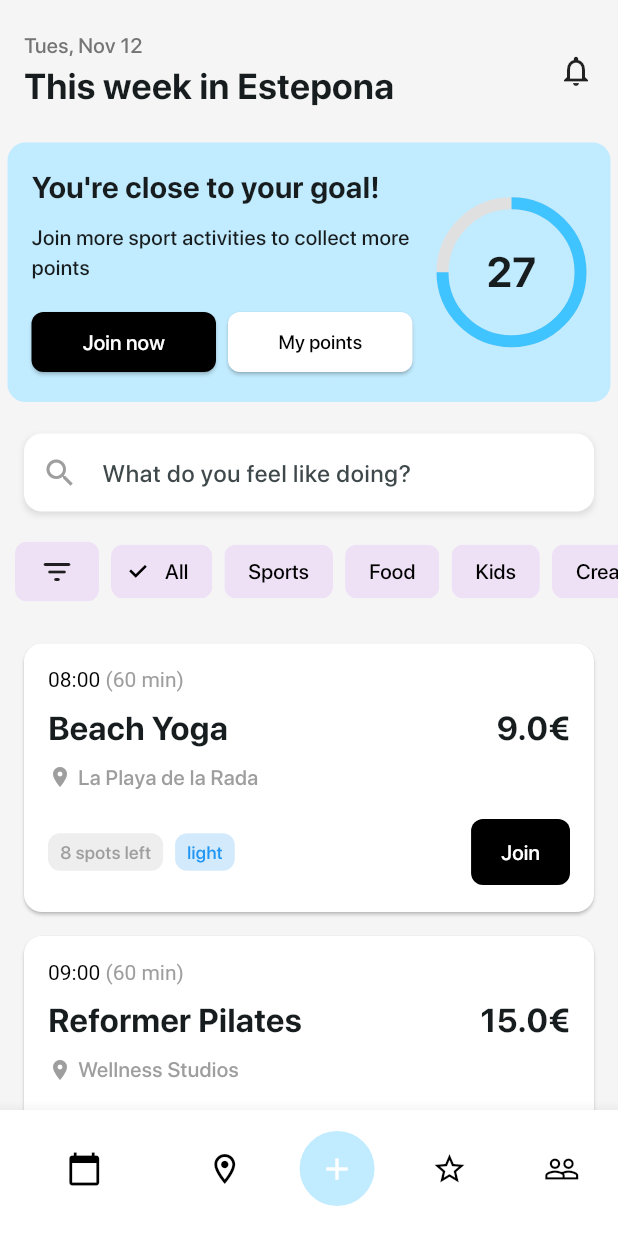
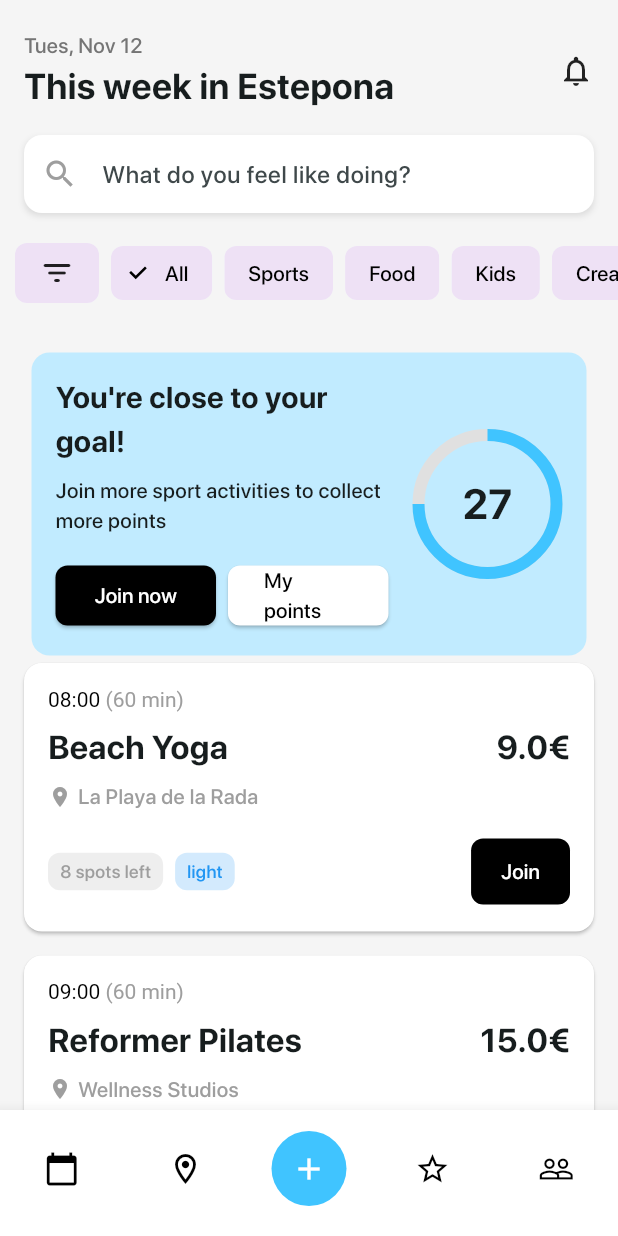
Before and after one commit to David-Antonio-T/Townsquare-Flutter-App, a Flutter app: the screen it shows after launch, on a phone screen of 412 x 824 dp. Run offline on Flutter 3.47's test engine with Material 3 defaults, Android fonts, the phone set to English and light mode, and no system bars; drawn by our look-alikes of percent_indicator; project files that could hold a hidden picture were left out.

Commit message:
fix responsive view progress card

```diff
--- a/lib/presentation/screens/home_screen.dart
+++ b/lib/presentation/screens/home_screen.dart
@@ -29,7 +29,8 @@ class HomeScreen extends StatelessWidget {
           isDesktop
               ? null
               : BottomNavigationBar(
-                backgroundColor: Colors.black,
+                type: BottomNavigationBarType.fixed,
+                backgroundColor: Colors.white,
                 showSelectedLabels: false,
                 showUnselectedLabels: false,
                 items: [
@@ -48,7 +49,7 @@ class HomeScreen extends StatelessWidget {
                       width: 50,
                       height: 50,
                       decoration: BoxDecoration(
-                        color: Color(0xFFC1EBFF),
+                        color: Colors.lightBlueAccent,
                         shape: BoxShape.circle,
                       ),
                       child: const Icon(Icons.add, color: Colors.white),
--- a/lib/presentation/views/main_content_view.dart
+++ b/lib/presentation/views/main_content_view.dart
@@ -10,8 +10,6 @@ class MainContent extends StatelessWidget {
 
   @override
   Widget build(BuildContext context) {
-    final bool isDesktop = MediaQuery.of(context).size.width >= 1200;
-
     return Container(
       color: Colors.grey[100],
       child: Column(
@@ -20,13 +18,11 @@ class MainContent extends StatelessWidget {
           const SizedBox(height: 20),
           _buildHeader(context),
           const SizedBox(height: 16),
-          if (!isDesktop) const ProgressCard(),
-          const SizedBox(height: 16),
           _buildSearchBar(),
           const SizedBox(height: 16),
           _buildFilters(),
           const SizedBox(height: 8),
-          Expanded(child: _buildActivityList()),
+          Expanded(child: _buildActivityList(context)),
         ],
       ),
     );
@@ -145,12 +141,25 @@ class MainContent extends StatelessWidget {
   }
 
   /// Lista de actividades
-  Widget _buildActivityList() {
+  Widget _buildActivityList(BuildContext context) {
+    final bool isDesktop = MediaQuery.of(context).size.width >= 1200;
+
     return ListView.builder(
       padding: const EdgeInsets.all(16),
-      itemCount: viewModel.activities.length,
+      itemCount:
+          viewModel.activities.length +
+          (isDesktop
+              ? 0
+              : 1), // +1 para incluir ProgressCard si no es escritorio.
       itemBuilder: (context, index) {
-        return ActivityCard(activity: viewModel.activities[index]);
+        if (!isDesktop && index == 0) {
+          // Agrega ProgressCard como el primer elemento si no es escritorio.
+          return const ProgressCard();
+        }
+
+        // Ajusta el índice para las actividades si ProgressCard está presente.
+        final activityIndex = isDesktop ? index : index - 1;
+        return ActivityCard(activity: viewModel.activities[activityIndex]);
       },
     );
   }
--- a/lib/presentation/widgets/status_points/status_points_widget.dart
+++ b/lib/presentation/widgets/status_points/status_points_widget.dart
@@ -61,7 +61,7 @@ class ProgressCard extends StatelessWidget {
                           ),
                           child: const Text(
                             "My points",
-                            style: TextStyle(fontSize: 13),
+                            style: TextStyle(fontSize: 14),
                           ),
                         ),
                       ),
```
